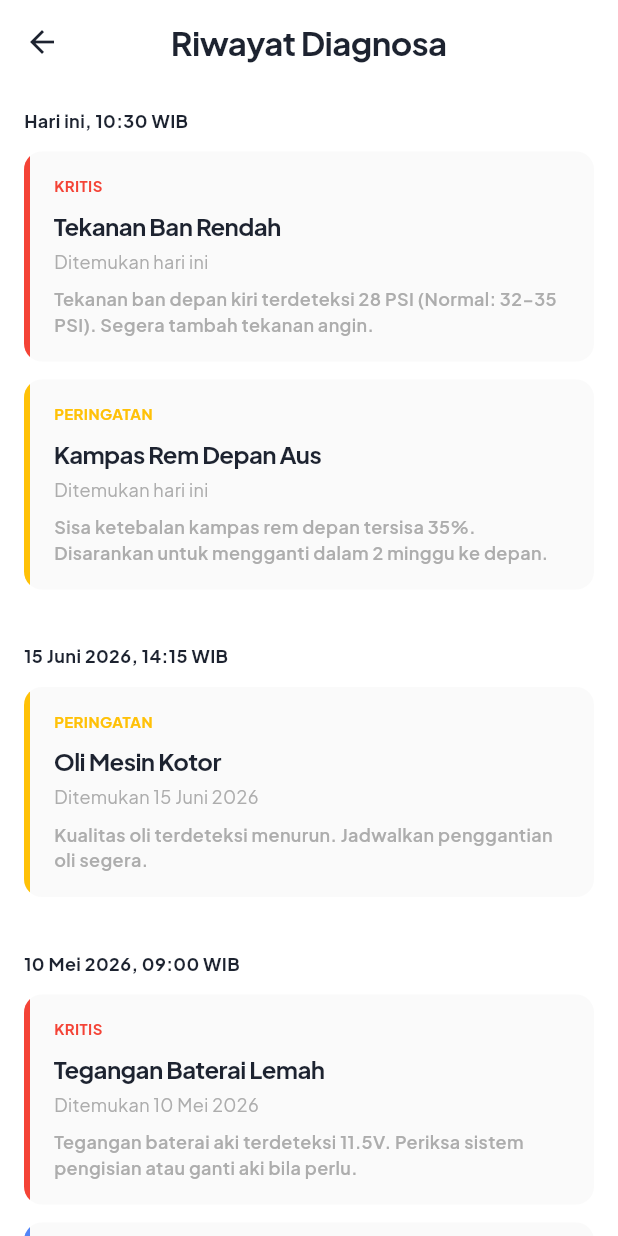
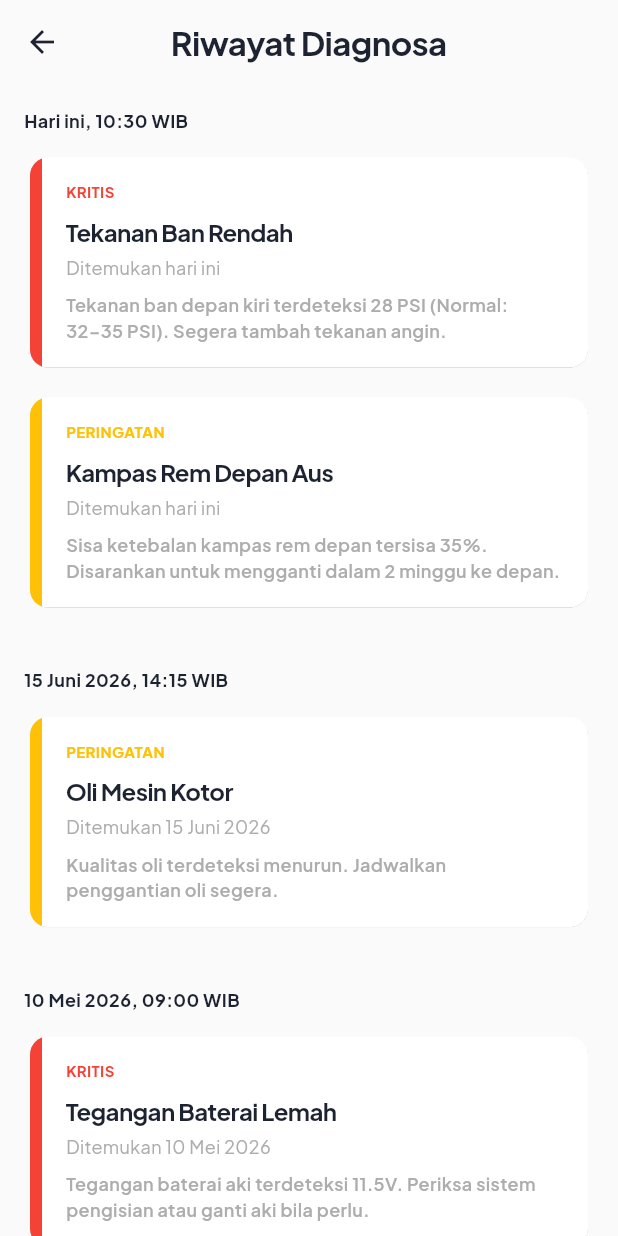
Before and after one commit to muriz-dev/vechicare_app, a Flutter app: the DiagnosisHistoryPage screen opened by its route, on a phone screen of 412 x 824 dp. Run offline on Flutter 3.47's test engine with Material 3 defaults, Android fonts, the phone set to English and light mode, and no system bars; our stand-ins replace auto_route, carousel_slider, flutter_bloc, flutter_svg, get_it, injectable and 1 more; missing offline and left inert: dicebear_core, dicebear_styles.

Commit message:
refactor: change screen background color to gray and widget background to white

```diff
--- a/lib/features/diagnosing/ui/diagnosis_history.dart
+++ b/lib/features/diagnosing/ui/diagnosis_history.dart
@@ -65,7 +65,7 @@ class DiagnosisHistoryPage extends StatelessWidget {
     ];
 
     return Scaffold(
-      backgroundColor: AppColors.background,
+      backgroundColor: AppColors.scaffoldBackground,
       appBar: AppBar(
         title: Text(
           'Riwayat Diagnosa',
@@ -73,7 +73,7 @@ class DiagnosisHistoryPage extends StatelessWidget {
             color: AppColors.textDark,
           ),
         ),
-        backgroundColor: AppColors.background,
+        backgroundColor: AppColors.scaffoldBackground,
         elevation: 0,
         centerTitle: true,
         leading: IconButton(
--- a/lib/features/diagnosing/ui/scanning.dart
+++ b/lib/features/diagnosing/ui/scanning.dart
@@ -20,7 +20,7 @@ class ScanningPage extends StatelessWidget {
     return BlocProvider(
       create: (context) => DiagnosisCubit()..startScanning(),
       child: Scaffold(
-        backgroundColor: AppColors.background,
+        backgroundColor: AppColors.scaffoldBackground,
         body: SafeArea(
           child: BlocConsumer<DiagnosisCubit, DiagnosisState>(
             listener: (context, state) {
--- a/lib/features/diagnosing/ui/widgets/cancel_scanning_button.dart
+++ b/lib/features/diagnosing/ui/widgets/cancel_scanning_button.dart
@@ -12,8 +12,9 @@ class CancelScanningButton extends StatelessWidget {
     return ElevatedButton(
       onPressed: onPressed,
       style: ElevatedButton.styleFrom(
+        elevation: 0,
         backgroundColor: AppColors.alert,
-        shape: RoundedRectangleBorder(borderRadius: BorderRadius.circular(16)),
+        shape: RoundedRectangleBorder(borderRadius: BorderRadius.circular(12)),
       ),
       child: Text(
         'Batalkan Diagnosis',
--- a/lib/features/diagnosing/ui/widgets/warning_card.dart
+++ b/lib/features/diagnosing/ui/widgets/warning_card.dart
@@ -12,7 +12,8 @@ class WarningCard extends StatelessWidget {
     super.key,
     this.title = 'Kampas Rem Depan Aus',
     this.date = 'Ditemukan 3 hari lalu',
-    this.description = 'Sisa ketebalan kampas rem depan tersisa 35%. Disarankan untuk mengganti dalam 2 minggu ke depan',
+    this.description =
+        'Sisa ketebalan kampas rem depan tersisa 35%. Disarankan untuk mengganti dalam 2 minggu ke depan',
     this.indicatorColor = Colors.amber,
   });
 
@@ -24,17 +25,16 @@ class WarningCard extends StatelessWidget {
 
   @override
   Widget build(BuildContext context) {
-    return Container(
-      decoration: BoxDecoration(
-        color: AppColors.scaffoldBackground,
-        borderRadius: BorderRadius.circular(12),
-      ),
+    return Card(
+      elevation: 0.1,
+      color: AppColors.background,
+      shape: RoundedRectangleBorder(borderRadius: BorderRadius.circular(12)),
       clipBehavior: Clip.antiAlias,
       child: IntrinsicHeight(
         child: Row(
           crossAxisAlignment: CrossAxisAlignment.stretch,
           children: [
-            Container(width: 4, color: indicatorColor),
+            Container(width: 8, color: indicatorColor),
             Expanded(
               child: Padding(
                 padding: const EdgeInsets.all(16.0),
--- a/lib/features/monitoring/ui/widgets/vehicle_card.dart
+++ b/lib/features/monitoring/ui/widgets/vehicle_card.dart
@@ -14,8 +14,8 @@ class VehicleCard extends StatelessWidget {
     final healthScore = vehicle.healthScore;
 
     return Card(
-      elevation: 0,
-      color: AppColors.scaffoldBackground,
+      elevation: 0.1,
+      color: AppColors.background,
       shape: RoundedRectangleBorder(borderRadius: BorderRadius.circular(12)),
       child: Padding(
         padding: const EdgeInsets.all(16),
--- a/lib/features/profile/ui/widgets/settings_card.dart
+++ b/lib/features/profile/ui/widgets/settings_card.dart
@@ -1,4 +1,5 @@
 import 'package:flutter/material.dart';
+import 'package:vechicare_app/core/theme/app_colors.dart';
 
 class SettingsCard extends StatelessWidget {
   final List<Widget> children;
@@ -9,8 +10,8 @@ class SettingsCard extends StatelessWidget {
   Widget build(BuildContext context) {
     return Card(
       margin: EdgeInsets.zero,
-      elevation: 0,
-      color: Colors.grey.shade100,
+      elevation: 0.1,
+      color: AppColors.background,
       shape: RoundedRectangleBorder(borderRadius: BorderRadius.circular(12)),
       child: Column(children: children),
     );
--- a/lib/features/profile/ui/widgets/vehicle_section.dart
+++ b/lib/features/profile/ui/widgets/vehicle_section.dart
@@ -17,8 +17,8 @@ class VehicleSection extends StatelessWidget {
         const SizedBox(height: 12),
         Card(
           margin: EdgeInsets.zero,
-          elevation: 0,
-          color: AppColors.scaffoldBackground,
+          elevation: 0.1,
+          color: AppColors.background,
           shape: RoundedRectangleBorder(
             borderRadius: BorderRadius.circular(12),
           ),
--- a/lib/home_page.dart
+++ b/lib/home_page.dart
@@ -11,7 +11,7 @@ class HomePage extends StatelessWidget {
   @override
   Widget build(BuildContext context) {
     return AutoTabsScaffold(
-      backgroundColor: AppColors.background,
+      backgroundColor: AppColors.scaffoldBackground,
       routes: [DashboardRoute(), DiagnosisProcessRoute(), ProfileRoute()],
       bottomNavigationBuilder: (_, tabsRouter) {
         return BottomNavigationBar(
```
Also changed, not shown: lib/features/diagnosing/cubit/diagnosis_cubit.dart (+14 -0 lines), lib/features/diagnosing/ui/diagnosis_result.dart (+8 -3 lines), lib/features/diagnosing/ui/widgets/current_status_card.dart (+5 -6 lines), lib/features/diagnosing/ui/widgets/finding_card.dart (+5 -7 lines), lib/features/diagnosing/ui/widgets/start_scan_card.dart (+11 -7 lines), lib/features/monitoring/ui/widgets/metric_card.dart (+6 -5 lines), lib/features/monitoring/ui/widgets/warning_card.dart (+5 -6 lines).
